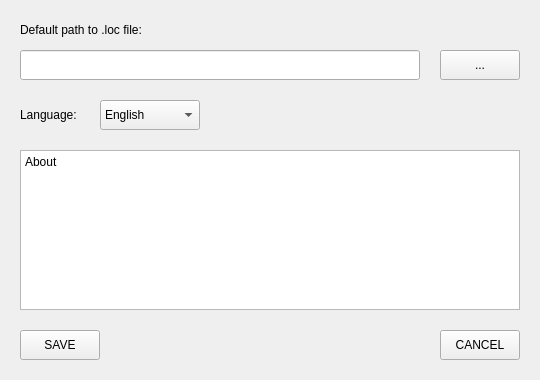
Qt form src/Forms/settingswindow.ui (psv-git/BDOLang) before a commit.
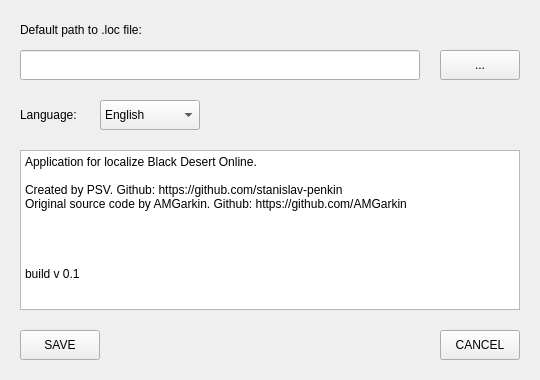
The same form after that commit. Custom widgets are drawn as their Qt base class.

Diff of the .ui file:
```diff
--- a/src/Forms/settingswindow.ui
+++ b/src/Forms/settingswindow.ui
@@ -136,8 +136,28 @@
    <property name="styleSheet">
     <string notr="true">font: 10pt &quot;Arial&quot;;</string>
    </property>
+   <property name="verticalScrollBarPolicy">
+    <enum>Qt::ScrollBarAlwaysOff</enum>
+   </property>
+   <property name="horizontalScrollBarPolicy">
+    <enum>Qt::ScrollBarAlwaysOff</enum>
+   </property>
+   <property name="readOnly">
+    <bool>true</bool>
+   </property>
    <property name="plainText">
-    <string>About</string>
+    <string>Application for localize Black Desert Online.
+
+Created by PSV. Github: https://github.com/stanislav-penkin
+Original source code by AMGarkin. Github: https://github.com/AMGarkin
+
+
+
+
+build v 0.1</string>
+   </property>
+   <property name="backgroundVisible">
+    <bool>false</bool>
    </property>
   </widget>
   <widget class="MyButton" name="saveButton">
```
Left out of the diff: 2 changed lines with no effect on the pictures.
